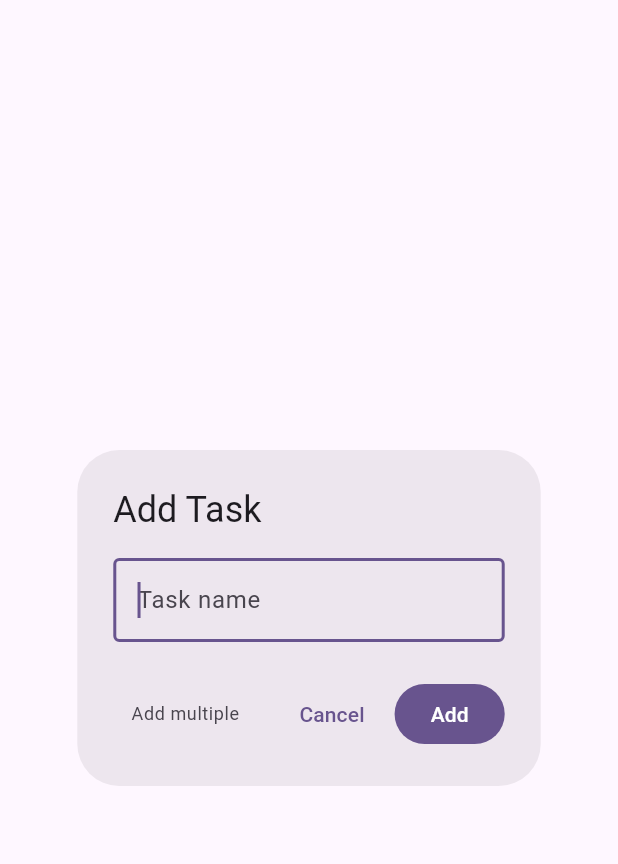
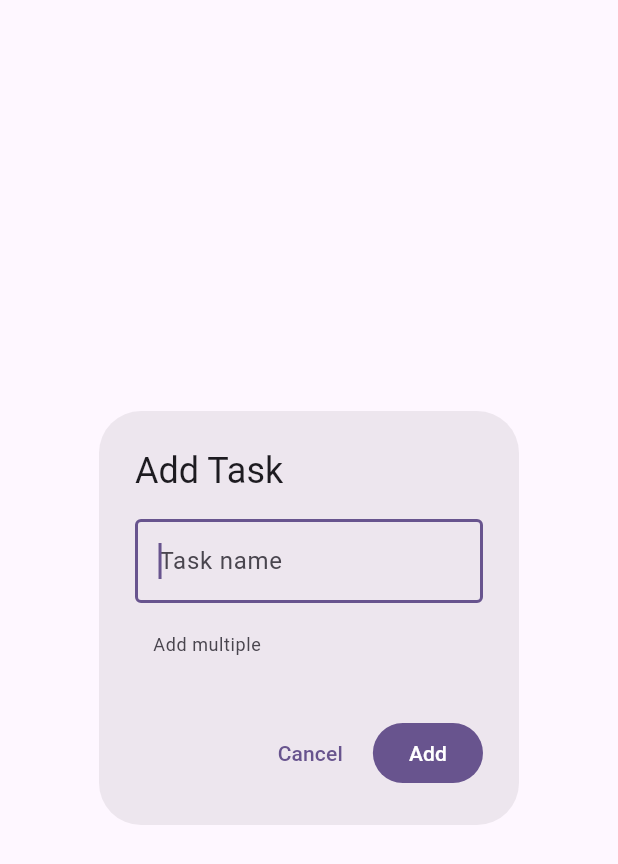
Before and after one commit to sohamM97/task-roulette, a Flutter app: the AddTaskDialog widget shown alone on an empty page, opened directly, on a phone screen of 412 x 824 dp. Shown: the top 864 px of the screen. Run offline on Flutter 3.47's test engine with Material 3 defaults, Android fonts, the phone set to English and light mode, and no system bars; our stand-ins replace file_picker, share_plus, shared_preferences, sqflite, sqflite_common_ffi; missing offline and left inert: graphview; accounts and stored records are empty.

Commit message:
Fix Add Task dialog breaking on mobile due to Spacer in actions
The Spacer expanded infinitely when AlertDialog's OverflowBar switched
to vertical layout on mobile, pushing Cancel/Add buttons off-screen.
Moved "Add multiple" into the content area instead.

Co-Authored-By: Claude Opus 4.6 <noreply@anthropic.com>

```diff
--- a/lib/widgets/add_task_dialog.dart
+++ b/lib/widgets/add_task_dialog.dart
@@ -38,7 +38,11 @@ class _AddTaskDialogState extends State<AddTaskDialog> {
   Widget build(BuildContext context) {
     return AlertDialog(
       title: const Text('Add Task'),
-      content: TextField(
+      content: Column(
+        mainAxisSize: MainAxisSize.min,
+        crossAxisAlignment: CrossAxisAlignment.start,
+        children: [
+          TextField(
             controller: _controller,
             autofocus: true,
             decoration: const InputDecoration(
@@ -48,7 +52,7 @@ class _AddTaskDialogState extends State<AddTaskDialog> {
             textCapitalization: TextCapitalization.sentences,
             onSubmitted: (_) => _submit(),
           ),
-      actions: [
+          const SizedBox(height: 4),
           TextButton(
             onPressed: () => Navigator.pop(context, SwitchToBrainDump()),
             style: TextButton.styleFrom(
@@ -57,7 +61,9 @@ class _AddTaskDialogState extends State<AddTaskDialog> {
             ),
             child: const Text('Add multiple'),
           ),
-        const Spacer(),
+        ],
+      ),
+      actions: [
         TextButton(
           onPressed: () => Navigator.pop(context),
           child: const Text('Cancel'),
--- a/pubspec.yaml
+++ b/pubspec.yaml
@@ -16,7 +16,7 @@ publish_to: 'none' # Remove this line if you wish to publish to pub.dev
 # https://developer.apple.com/library/archive/documentation/General/Reference/InfoPlistKeyReference/Articles/CoreFoundationKeys.html
 # In Windows, build-name is used as the major, minor, and patch parts
 # of the product and file versions while build-number is used as the build suffix.
-version: 0.2.0+1
+version: 0.2.1+1
 
 environment:
   sdk: ^3.11.0
```
Lines whose indentation alone changed are shown as unchanged.
